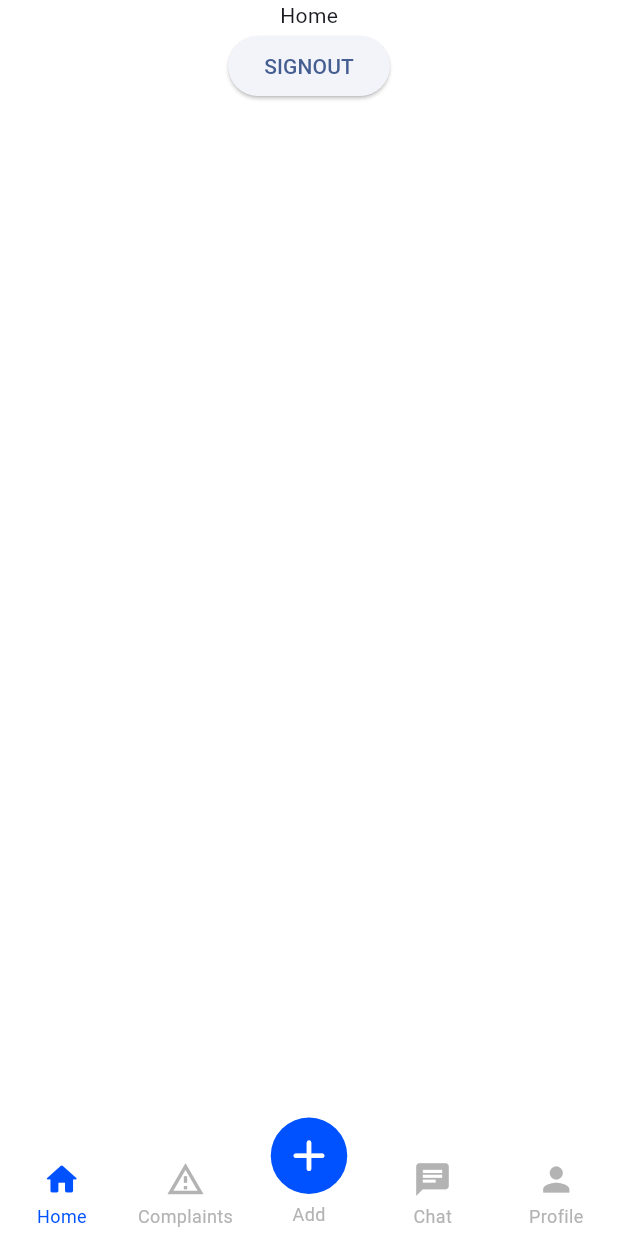
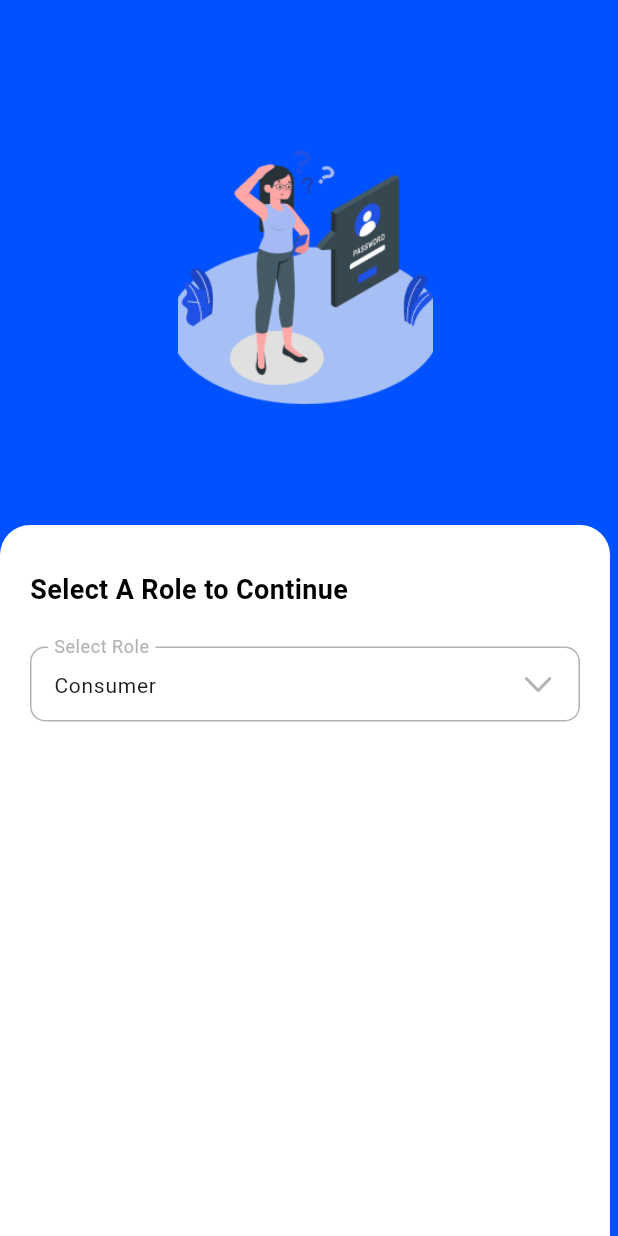
Before and after one commit to CAPJITESH/CSI_rubix_complaintSystem, a Flutter app: the screen it shows once a user with an empty profile is signed in, on a phone screen of 412 x 824 dp. Run offline on Flutter 3.47's test engine with Material 3 defaults, Android fonts, the phone set to English and light mode, and no system bars; drawn by our look-alikes of persistent_bottom_nav_bar; our stand-ins replace cloud_firestore, dotted_border, file_picker, firebase_auth, firebase_core, firebase_storage and 2 more; accounts and stored records are empty.

Commit message:
role_selection

```diff
--- a/lib/auth/auth_checker.dart
+++ b/lib/auth/auth_checker.dart
@@ -1,4 +1,6 @@
 import 'package:complaint_management/screens/Bottom%20Nab%20Bar/bottom_nav_bar.dart';
+import 'package:complaint_management/screens/Getting%20Started/getting_started.dart';
+import 'package:complaint_management/screens/RoleSelection/roleSelection.dart';
 import 'package:complaint_management/screens/Signup/signup.dart';
 import 'package:flutter/material.dart';
 import 'package:firebase_auth/firebase_auth.dart';
@@ -19,10 +21,10 @@ class AuthChecker extends StatelessWidget {
           }
 
           if (snapshot.hasData) {
-            // print(snapshot.data);
-            return BottomNavBar();
+            print(snapshot.data);
+            return RoleSelection();
           } else {
-            return SignUp();
+            return GettingStarted();
           }
         },
       ),
--- /dev/null
+++ b/lib/screens/RoleSelection/roleSelection.dart
@@ -0,0 +1,276 @@
+import 'package:complaint_management/constants.dart';
+import 'package:complaint_management/screens/Bottom%20Nab%20Bar/bottom_nav_bar.dart';
+import 'package:flutter/cupertino.dart';
+import 'package:flutter/material.dart';
+
+class RoleSelection extends StatefulWidget {
+  const RoleSelection({super.key});
+
+  @override
+  State<RoleSelection> createState() => _RoleSelectionState();
+}
+
+class _RoleSelectionState extends State<RoleSelection> {
+  TextEditingController role = TextEditingController();
+  TextEditingController technicalPosition = TextEditingController();
+  TextEditingController branch = TextEditingController();
+
+  List<String> roleList = ['Consumer', "Business Person"];
+  List<String> technicalPositionList = [
+    "Technical issue",
+    "Mechanical Issue",
+    "Service Issue",
+    "Other"
+  ];
+  List<String> brnachList = ["Mumbai", "Goregoan", "Thane", "Mulund"];
+
+  @override
+  Widget build(BuildContext context) {
+    return Scaffold(
+      backgroundColor: color1,
+      body: Column(
+        children: [
+          const SizedBox(
+            height: 100,
+          ),
+          Container(
+            height: 170,
+            width: 170,
+            decoration: const BoxDecoration(
+              image: DecorationImage(
+                  image: AssetImage(
+                    'assets/amico.png',
+                  ),
+                  fit: BoxFit.cover),
+            ),
+          ),
+          const SizedBox(
+            height: 80,
+          ),
+          Expanded(
+            child: Container(
+              padding: const EdgeInsets.all(20),
+              decoration: const BoxDecoration(
+                  color: Colors.white,
+                  borderRadius: BorderRadius.only(
+                      topLeft: Radius.circular(20),
+                      topRight: Radius.circular(20))),
+              child: Column(
+                crossAxisAlignment: CrossAxisAlignment.start,
+                children: [
+                  const SizedBox(
+                    height: 10,
+                  ),
+                  const Text(
+                    "Select A Role to Continue",
+                    style: TextStyle(
+                      color: Colors.black,
+                      fontSize: 18,
+                      fontWeight: FontWeight.w600,
+                    ),
+                    textAlign: TextAlign.left,
+                  ),
+                  const SizedBox(
+                    height: 25,
+                  ),
+                  DropdownMenu<String>(
+                    width: MediaQuery.of(context).size.width * 0.89,
+
+                    initialSelection: roleList.first,
+                    textStyle: const TextStyle(fontSize: 14),
+                    label: Text(
+                      "Select Role",
+                      style: TextStyle(color: color3),
+                    ),
+                    trailingIcon: Icon(
+                      CupertinoIcons.chevron_down,
+                      color: color3,
+                    ),
+                    selectedTrailingIcon: Icon(
+                      CupertinoIcons.chevron_up,
+                      color: color3,
+                    ),
+                    menuStyle: const MenuStyle(
+                        backgroundColor:
+                            MaterialStatePropertyAll(Colors.white)),
+                    inputDecorationTheme: InputDecorationTheme(
+                      constraints: const BoxConstraints(maxHeight: 50),
+                      border: OutlineInputBorder(
+                        borderSide: BorderSide(color: color3),
+                        borderRadius: BorderRadius.circular(
+                          10,
+                        ),
+                      ),
+                      enabledBorder: OutlineInputBorder(
+                        borderSide: BorderSide(color: color3),
+                        borderRadius: BorderRadius.circular(
+                          10,
+                        ),
+                      ),
+                    ),
+                    onSelected: (String? value) {
+                      setState(() {
+                        role.text = value!;
+                      });
+                    },
+                    controller: role,
+                    // underline: SizedBox.shrink(),
+                    dropdownMenuEntries:
+                        roleList.map<DropdownMenuEntry<String>>((String value) {
+                      return DropdownMenuEntry<String>(
+                        value: value,
+                        label: value,
+                      );
+                    }).toList(),
+                  ),
+                  const SizedBox(
+                    height: 20,
+                  ),
+                  if (role.text == "Business Person")
+                    Column(
+                      children: [
+                        DropdownMenu<String>(
+                          width: MediaQuery.of(context).size.width * 0.89,
+
+                          initialSelection: brnachList.first,
+                          textStyle: const TextStyle(fontSize: 14),
+                          label: Text(
+                            "Select Branch",
+                            style: TextStyle(color: color3),
+                          ),
+                          trailingIcon: Icon(
+                            CupertinoIcons.chevron_down,
+                            color: color3,
+                          ),
+                          selectedTrailingIcon: Icon(
+                            CupertinoIcons.chevron_up,
+                            color: color3,
+                          ),
+                          menuStyle: const MenuStyle(
+                              backgroundColor:
+                                  MaterialStatePropertyAll(Colors.white)),
+                          inputDecorationTheme: InputDecorationTheme(
+                            constraints: const BoxConstraints(maxHeight: 50),
+                            border: OutlineInputBorder(
+                              borderSide: BorderSide(color: color3),
+                              borderRadius: BorderRadius.circular(
+                                10,
+                              ),
+                            ),
+                            enabledBorder: OutlineInputBorder(
+                              borderSide: BorderSide(color: color3),
+                              borderRadius: BorderRadius.circular(
+                                10,
+                              ),
+                            ),
+                          ),
+                          onSelected: (String? value) {
+                            setState(() {
+                              branch.text = value!;
+                            });
+                          },
+                          controller: branch,
+                          // underline: SizedBox.shrink(),
+                          dropdownMenuEntries: brnachList
+                              .map<DropdownMenuEntry<String>>((String value) {
+                            return DropdownMenuEntry<String>(
+                              value: value,
+                              label: value,
+                            );
+                          }).toList(),
+                        ),
+                        const SizedBox(
+                          height: 20,
+                        ),
+                        DropdownMenu<String>(
+                          width: MediaQuery.of(context).size.width * 0.89,
+
+                          initialSelection: technicalPositionList.first,
+                          textStyle: const TextStyle(fontSize: 14),
+                          label: Text(
+                            "Select Position",
+                            style: TextStyle(color: color3),
+                          ),
+                          trailingIcon: Icon(
+                            CupertinoIcons.chevron_down,
+                            color: color3,
+                          ),
+                          selectedTrailingIcon: Icon(
+                            CupertinoIcons.chevron_up,
+                            color: color3,
+                          ),
+                          menuStyle: const MenuStyle(
+                              backgroundColor:
+                                  MaterialStatePropertyAll(Colors.white)),
+                          inputDecorationTheme: InputDecorationTheme(
+                            constraints: const BoxConstraints(maxHeight: 50),
+                            border: OutlineInputBorder(
+                              borderSide: BorderSide(color: color3),
+                              borderRadius: BorderRadius.circular(
+                                10,
+                              ),
+                            ),
+                            enabledBorder: OutlineInputBorder(
+                              borderSide: BorderSide(color: color3),
+                              borderRadius: BorderRadius.circular(
+                                10,
+                              ),
+                            ),
+                          ),
+                          onSelected: (String? value) {
+                            setState(() {
+                              technicalPosition.text = value!;
+                            });
+                          },
+                          controller: technicalPosition,
+                          // underline: SizedBox.shrink(),
+                          dropdownMenuEntries: technicalPositionList
+                              .map<DropdownMenuEntry<String>>((String value) {
+                            return DropdownMenuEntry<String>(
+                              value: value,
+                              label: value,
+                            );
+                          }).toList(),
+                        ),
+                      ],
+                    ),
+                  SizedBox(
+                    height: 20,
+                  ),
+                  if (role.text != "")
+                    ElevatedButton(
+                      onPressed: () {
+                        Navigator.of(context).pushAndRemoveUntil(
+                          MaterialPageRoute(
+                              builder: (context) => BottomNavBar()),
+                          (route) => false,
+                        );
+                      },
+                      style: ElevatedButton.styleFrom(
+                        backgroundColor: color1,
+                        shape: RoundedRectangleBorder(
+                          borderRadius: BorderRadius.circular(15),
+                        ),
+                        minimumSize: const Size(
+                          double.infinity,
+                          40,
+                        ),
+                      ),
+                      child: const Text(
+                        "Continue",
+                        style: TextStyle(
+                          color: Colors.white,
+                          fontWeight: FontWeight.w600,
+                          fontSize: 15,
+                        ),
+                      ),
+                    ),
+                ],
+              ),
+            ),
+          ),
+        ],
+      ),
+    );
+  }
+}
--- a/lib/screens/Signup/signup.dart
+++ b/lib/screens/Signup/signup.dart
@@ -1,6 +1,7 @@
 import 'package:complaint_management/auth/auth.dart';
 import 'package:complaint_management/constants.dart';
 import 'package:complaint_management/screens/Login/login.dart';
+import 'package:complaint_management/screens/RoleSelection/roleSelection.dart';
 import 'package:flutter/gestures.dart';
 import 'package:flutter/material.dart';
 import 'package:complaint_management/widgets/textfield.dart';
@@ -240,8 +241,15 @@ class _SignUpState extends State<SignUp> {
                   height: 5,
                 ),
                 ElevatedButton(
-                  onPressed: () {
-                    auth.HandleGoogleSignIn();
+                  onPressed: () async {
+                    final res = await auth.HandleGoogleSignIn();
+                    if (res) {
+                      Navigator.of(context).pushAndRemoveUntil(
+                        MaterialPageRoute(
+                            builder: (context) => RoleSelection()),
+                        (route) => false,
+                      );
+                    }
                   },
                   style: ElevatedButton.styleFrom(
                     backgroundColor: Colors.white,
--- a/lib/screens/View Complaints/view_complaints.dart
+++ b/lib/screens/View Complaints/view_complaints.dart
@@ -55,7 +55,7 @@ class _ViewComplaintsState extends State<ViewComplaints> {
               const Padding(
                 padding: EdgeInsets.all(12.0),
                 child: Text(
-                  "Generate Complaints",
+                  "All Complaints",
                   style: TextStyle(
                     fontSize: 18,
                     fontWeight: FontWeight.w600,
@@ -91,9 +91,16 @@ class _ViewComplaintsState extends State<ViewComplaints> {
                       );
                     }
                     if (!snapshot.hasData || snapshot.data!.docs.isEmpty) {
-                      return const Center(
-                        child: Text("No Data"),
-                      ); // Return an empty container if there are no favorites
+                      return Center(
+                        child: Text(
+                          "You haven't added any complaints",
+                          style: TextStyle(
+                            color: color2,
+                            fontSize: 18,
+                            fontWeight: FontWeight.w600,
+                          ),
+                        ),
+                      );
                     } else {
                       List<dynamic> complaints = [];
 
```
Also changed, not shown: assets/amico.png (added).
